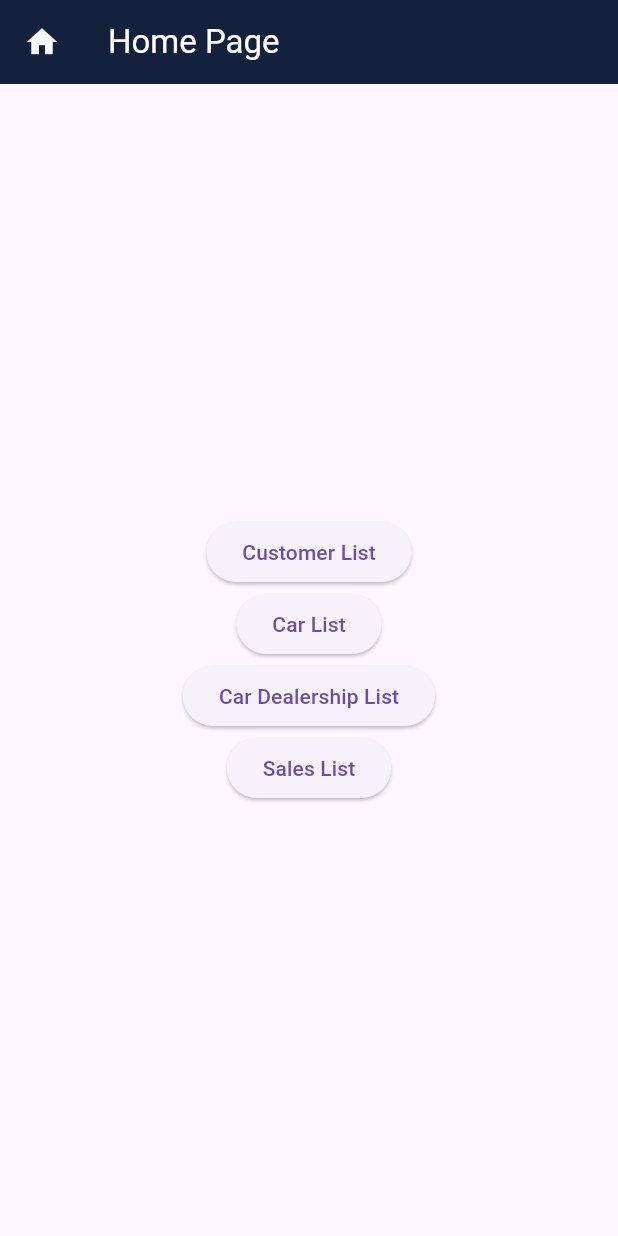
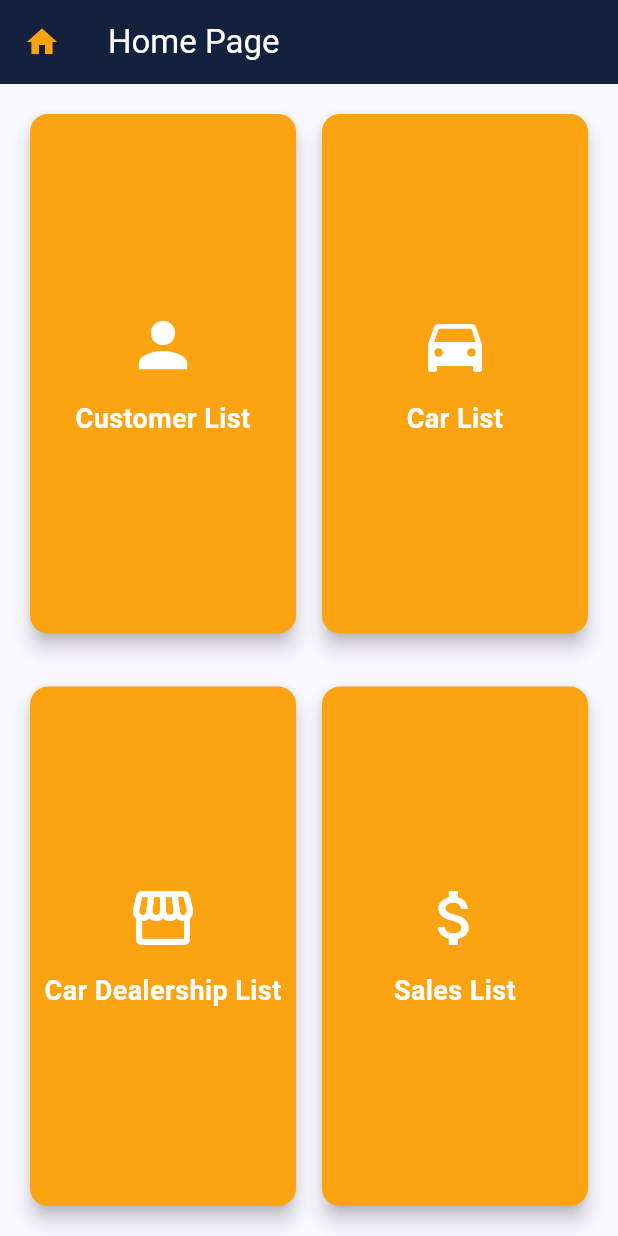
Before and after one commit to trem0403/cst2335_final_project, a Flutter app: the screen it shows after launch, on a phone screen of 412 x 824 dp. Run offline on Flutter 3.47's test engine with Material 3 defaults, Android fonts, the phone set to English and light mode, and no system bars; our stand-ins replace floor, sqflite; missing offline and left inert: encrypted_shared_preferences; accounts and stored records are empty; generated files the repository leaves out were written again.

Commit message:
Stylized main page

```diff
--- a/lib/pages/main.dart
+++ b/lib/pages/main.dart
@@ -23,6 +23,7 @@ class MyApp extends StatelessWidget {
       title: 'Home Page',
       theme: ThemeData(
         useMaterial3: true,
+        colorScheme: ColorScheme.fromSeed(seedColor: const Color(0xFF14213D)),
       ),
       home: MyHomePage(
         title: 'Home Page',
@@ -34,17 +35,37 @@ class MyApp extends StatelessWidget {
 
 class MyHomePage extends StatefulWidget {
   final AppDatabase database;
+  final String title;
 
   const MyHomePage({super.key, required this.database, required this.title});
-
-  final String title;
 
   @override
   State<MyHomePage> createState() => _MyHomePageState();
 }
 
 class _MyHomePageState extends State<MyHomePage> {
-
+  final List<Map<String, dynamic>> menuItems = [
+    {
+      'title': 'Customer List',
+      'icon': Icons.person,
+      'page': (context, database) => CustomerListPage(database: database),
+    },
+    {
+      'title': 'Car List',
+      'icon': Icons.directions_car,
+      'page': (context, database) => CarListPage(database: database),
+    },
+    {
+      'title': 'Car Dealership List',
+      'icon': Icons.storefront,
+      'page': (context, database) => CarDealershipListPage(database: database),
+    },
+    {
+      'title': 'Sales List',
+      'icon': Icons.attach_money,
+      'page': (context, database) => SalesListPage(database: database),
+    },
+  ];
 
   @override
   Widget build(BuildContext context) {
@@ -52,60 +73,94 @@ class _MyHomePageState extends State<MyHomePage> {
       appBar: AppBar(
         backgroundColor: const Color(0xFF14213D),
         leading: const Icon(
-          Icons.home,  // Home icon
-          color: Colors.white,  // Icon color
+          Icons.home,
+          color: Color(0xFFFCA311),
         ),
-        title: Text(widget.title, style: const TextStyle(color: Colors.white),),
+        title: Text(
+          widget.title,
+          style: const TextStyle(color: Colors.white),
         ),
-      body: Center(
-        child: Column(
-          mainAxisAlignment: MainAxisAlignment.center,
-          children: <Widget>[
-            ElevatedButton(
-              onPressed: () {
+      ),
+      body: Stack(
+        children: [
+          buildPositionedCard(
+            context,
+            menuItems[0],
+            Alignment.topLeft,
+          ),
+          buildPositionedCard(
+            context,
+            menuItems[1],
+            Alignment.topRight,
+          ),
+          buildPositionedCard(
+            context,
+            menuItems[2],
+            Alignment.bottomLeft,
+          ),
+          buildPositionedCard(
+            context,
+            menuItems[3],
+            Alignment.bottomRight,
+          ),
+        ],
+      ),
+    );
+  }
+
+  Widget buildPositionedCard(
+      BuildContext context, Map<String, dynamic> item, Alignment alignment) {
+    // Get the media query orientation
+    var isPortrait = MediaQuery.of(context).orientation == Orientation.portrait;
+
+    // Adjust width and height based on orientation
+    double cardWidth = isPortrait
+        ? MediaQuery.of(context).size.width * 0.45  // 45% of the screen width in portrait
+        : MediaQuery.of(context).size.width * 0.48; // 48% of the screen width in landscape
+    double cardHeight = isPortrait
+        ? MediaQuery.of(context).size.height * 0.43  // 43% of the screen height in portrait
+        : MediaQuery.of(context).size.height * 0.35; // 35% of the screen height in landscape
+
+    return Align(
+      alignment: alignment,
+      child: Padding(
+        padding: const EdgeInsets.all(16.0),
+        child: SizedBox(
+          width: cardWidth,
+          height: cardHeight,
+          child: GestureDetector(
+            onTap: () {
               Navigator.push(
                 context,
                 MaterialPageRoute(
-                    builder: (context) => CustomerListPage(database: widget.database),
+                  builder: (context) => item['page'](context, widget.database),
                 ),
               );
             },
-              child: const Text('Customer List'),
+            child: Card(
+              color: Color(0xFFFCA311),
+              shape: RoundedRectangleBorder(
+                borderRadius: BorderRadius.circular(12.0),
               ),
-            ElevatedButton(
-              onPressed: () {
-                Navigator.push(
-                  context,
-                  MaterialPageRoute(
-                    builder: (context) => CarListPage(database: widget.database),
+              elevation: 5,
+              child: Column(
+                mainAxisAlignment: MainAxisAlignment.center,
+                children: [
+                  Icon(item['icon'], size: 48, color: Colors.white),
+                  const SizedBox(height: 12),
+                  Text(
+                    item['title'],
+                    textAlign: TextAlign.center,
+                    style: const TextStyle(
+                      fontSize: 18,
+                      fontWeight: FontWeight.bold,
+                      color: Colors.white,
                     ),
-                );
-              },
-              child: const Text('Car List'),
-            ),
-            ElevatedButton(
-              onPressed: () {
-                Navigator.push(
-                  context,
-                  MaterialPageRoute(
-                    builder: (context) => CarDealershipListPage(database: widget.database),
-                  ),
-                );
-              },
-              child: const Text('Car Dealership List'),
-            ),
-            ElevatedButton(
-              onPressed: () {
-                Navigator.push(
-                  context,
-                  MaterialPageRoute(
-                    builder: (context) => SalesListPage(database: widget.database),
-                  ),
-                );
-              },
-              child: const Text('Sales List'),
                   ),
                 ],
+              ),
+            ),
+          ),
         ),
       ),
     );
```
Lines whose indentation alone changed are shown as unchanged.
